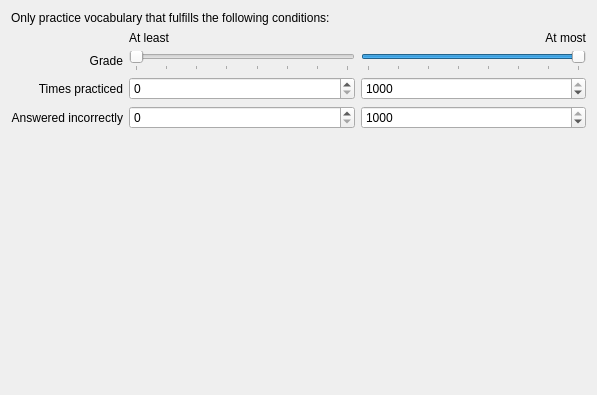
The window that src/practice/configure/thresholdoptions.ui (KDE/parley) describes before a commit, drawn with Qt 5.
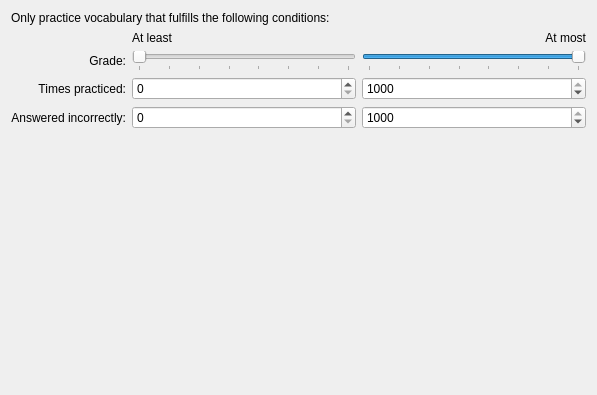
The same window after the commit.

```diff
--- a/src/practice/configure/thresholdoptions.ui
+++ b/src/practice/configure/thresholdoptions.ui
@@ -40,7 +40,7 @@
      <item row="1" column="0">
       <widget class="QLabel" name="label">
        <property name="text">
-        <string>Grade</string>
+        <string>Grade:</string>
        </property>
        <property name="alignment">
         <set>Qt::AlignRight|Qt::AlignTrailing|Qt::AlignVCenter</set>
@@ -50,7 +50,7 @@
      <item row="2" column="0">
       <widget class="QLabel" name="label_4">
        <property name="text">
-        <string>Times practiced</string>
+        <string>Times practiced:</string>
        </property>
        <property name="alignment">
         <set>Qt::AlignRight|Qt::AlignTrailing|Qt::AlignVCenter</set>
@@ -77,7 +77,7 @@
      <item row="3" column="0">
       <widget class="QLabel" name="label_6">
        <property name="text">
-        <string>Answered incorrectly</string>
+        <string>Answered incorrectly:</string>
        </property>
        <property name="alignment">
         <set>Qt::AlignRight|Qt::AlignTrailing|Qt::AlignVCenter</set>
```
